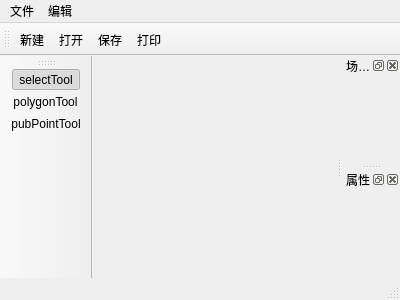
Above: mainwindow.ui from wolfwind521/IndoorMapEditor before the change. Below: the same form after it.
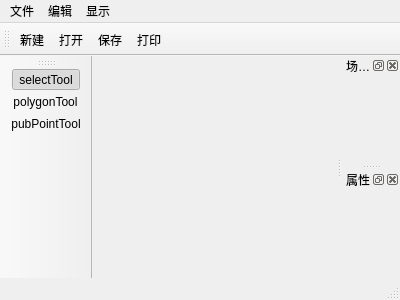
That is the form after the change. Icons and pictures are not drawn.

What changed in the file:
```diff
--- a/mainwindow.ui
+++ b/mainwindow.ui
@@ -51,8 +51,16 @@
     <addaction name="separator"/>
     <addaction name="actionDelete"/>
    </widget>
+   <widget class="QMenu" name="menu_2">
+    <property name="title">
+     <string>显示</string>
+    </property>
+    <addaction name="actionShowText"/>
+    <addaction name="actionFont"/>
+   </widget>
    <addaction name="menu_File"/>
    <addaction name="menu"/>
+   <addaction name="menu_2"/>
   </widget>
   <widget class="QToolBar" name="mainToolBar">
    <attribute name="toolBarArea">
```
Left out of the diff: 22 changed lines with no effect on the pictures.
